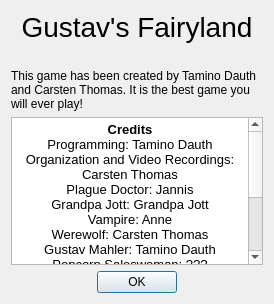
Before: the Qt Designer form ui/aboutdialog.ui in tdauth/gustavsfairyland, drawn with Qt 5.
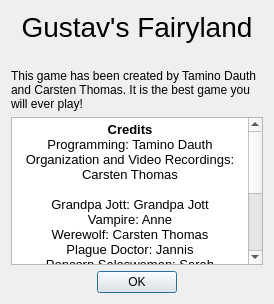
After: the same form once the commit is applied. Icons and pictures are not drawn.

```diff
--- a/ui/aboutdialog.ui
+++ b/ui/aboutdialog.ui
@@ -94,13 +94,14 @@
 &lt;p align=&quot;center&quot; style=&quot; margin-top:0px; margin-bottom:0px; margin-left:0px; margin-right:0px; -qt-block-indent:0; text-indent:0px;&quot;&gt;&lt;span style=&quot; font-weight:600;&quot;&gt;Credits&lt;/span&gt;&lt;/p&gt;
 &lt;p align=&quot;center&quot; style=&quot; margin-top:0px; margin-bottom:0px; margin-left:0px; margin-right:0px; -qt-block-indent:0; text-indent:0px;&quot;&gt;Programming: Tamino Dauth&lt;/p&gt;
 &lt;p align=&quot;center&quot; style=&quot; margin-top:0px; margin-bottom:0px; margin-left:0px; margin-right:0px; -qt-block-indent:0; text-indent:0px;&quot;&gt;Organization and Video Recordings: Carsten Thomas&lt;/p&gt;
-&lt;p align=&quot;center&quot; style=&quot; margin-top:0px; margin-bottom:0px; margin-left:0px; margin-right:0px; -qt-block-indent:0; text-indent:0px;&quot;&gt;Plague Doctor: Jannis&lt;/p&gt;
+&lt;p align=&quot;center&quot; style=&quot;-qt-paragraph-type:empty; margin-top:0px; margin-bottom:0px; margin-left:0px; margin-right:0px; -qt-block-indent:0; text-indent:0px;&quot;&gt;&lt;br /&gt;&lt;/p&gt;
 &lt;p align=&quot;center&quot; style=&quot; margin-top:0px; margin-bottom:0px; margin-left:0px; margin-right:0px; -qt-block-indent:0; text-indent:0px;&quot;&gt;Grandpa Jott: Grandpa Jott&lt;/p&gt;
 &lt;p align=&quot;center&quot; style=&quot; margin-top:0px; margin-bottom:0px; margin-left:0px; margin-right:0px; -qt-block-indent:0; text-indent:0px;&quot;&gt;Vampire: Anne&lt;/p&gt;
 &lt;p align=&quot;center&quot; style=&quot; margin-top:0px; margin-bottom:0px; margin-left:0px; margin-right:0px; -qt-block-indent:0; text-indent:0px;&quot;&gt;Werewolf: Carsten Thomas&lt;/p&gt;
-&lt;p align=&quot;center&quot; style=&quot; margin-top:0px; margin-bottom:0px; margin-left:0px; margin-right:0px; -qt-block-indent:0; text-indent:0px;&quot;&gt;Gustav Mahler: Tamino Dauth&lt;/p&gt;
-&lt;p align=&quot;center&quot; style=&quot; margin-top:0px; margin-bottom:0px; margin-left:0px; margin-right:0px; -qt-block-indent:0; text-indent:0px;&quot;&gt;Popcorn Saleswoman: ???&lt;/p&gt;
+&lt;p align=&quot;center&quot; style=&quot; margin-top:0px; margin-bottom:0px; margin-left:0px; margin-right:0px; -qt-block-indent:0; text-indent:0px;&quot;&gt;Plague Doctor: Jannis&lt;/p&gt;
+&lt;p align=&quot;center&quot; style=&quot; margin-top:0px; margin-bottom:0px; margin-left:0px; margin-right:0px; -qt-block-indent:0; text-indent:0px;&quot;&gt;Popcorn Saleswoman: Sarah&lt;/p&gt;
 &lt;p align=&quot;center&quot; style=&quot; margin-top:0px; margin-bottom:0px; margin-left:0px; margin-right:0px; -qt-block-indent:0; text-indent:0px;&quot;&gt;Fairy: Johanna Wohlgemuth&lt;/p&gt;
+&lt;p align=&quot;center&quot; style=&quot; margin-top:0px; margin-bottom:0px; margin-left:0px; margin-right:0px; -qt-block-indent:0; text-indent:0px;&quot;&gt;Gustav Mahler: Tamino Dauth&lt;/p&gt;
 &lt;p align=&quot;center&quot; style=&quot;-qt-paragraph-type:empty; margin-top:0px; margin-bottom:0px; margin-left:0px; margin-right:0px; -qt-block-indent:0; text-indent:0px;&quot;&gt;&lt;br /&gt;&lt;/p&gt;
 &lt;p align=&quot;center&quot; style=&quot; margin-top:0px; margin-bottom:0px; margin-left:0px; margin-right:0px; -qt-block-indent:0; text-indent:0px;&quot;&gt;All Acts: Tamino Dauth and Carsten Thomas&lt;/p&gt;
 &lt;p align=&quot;center&quot; style=&quot;-qt-paragraph-type:empty; margin-top:0px; margin-bottom:0px; margin-left:0px; margin-right:0px; -qt-block-indent:0; text-indent:0px;&quot;&gt;&lt;br /&gt;&lt;/p&gt;
```
